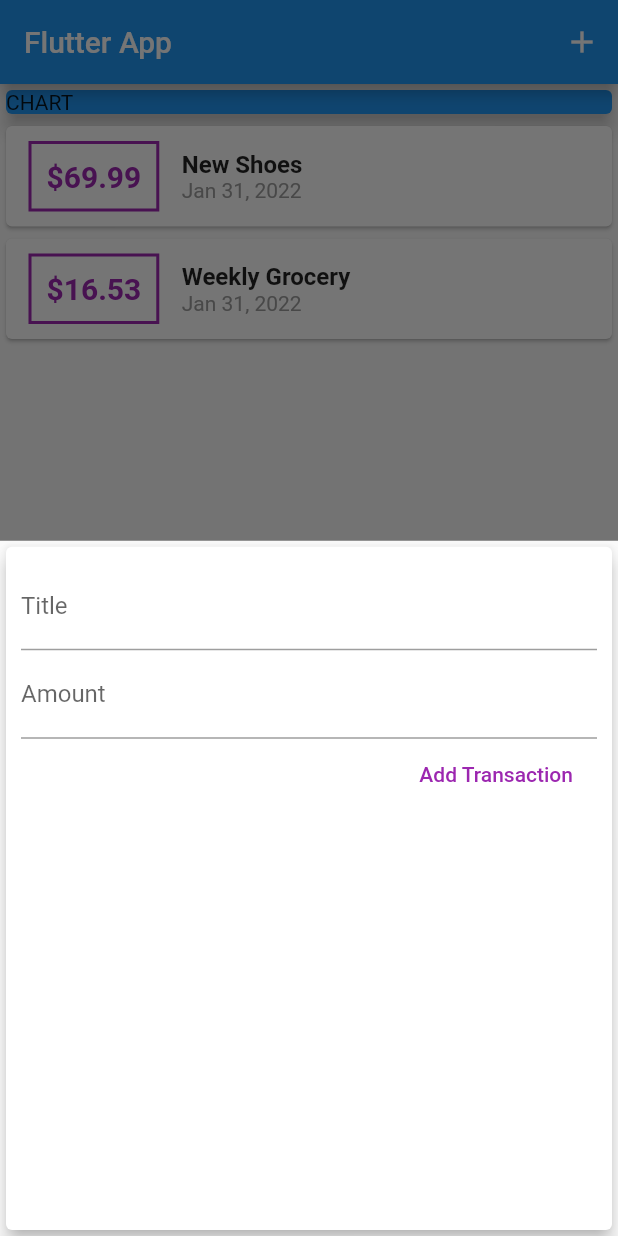
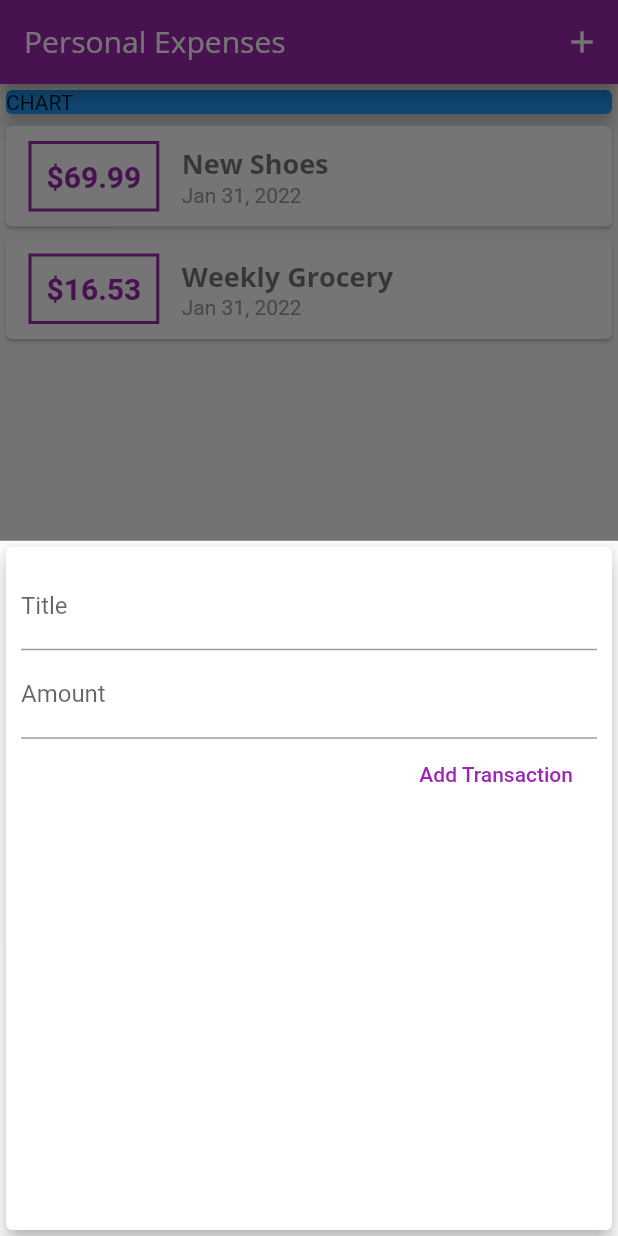
Before and after one commit to kevkev300/flutter_udemy_expense_planner, a Flutter app: the screen it shows after launch, after a tap on the "add" icon, on a phone screen of 412 x 824 dp. Run offline on Flutter 3.47's test engine with Material 2 defaults, Android fonts, the light colour scheme and no system bars.

Commit message:
until Quiz 9

```diff
--- a/lib/main.dart
+++ b/lib/main.dart
@@ -10,7 +10,25 @@
   @override
   Widget build(BuildContext context) {
     return MaterialApp(
-      title: 'Flutter App',
+      title: 'Personal Expenses',
+      theme: ThemeData(
+        primarySwatch: Colors.purple,
+        accentColor: Colors.amber,
+        fontFamily: 'Quicksand',
+        textTheme: ThemeData.light().textTheme.copyWith(
+              headline1: const TextStyle(
+                fontFamily: 'OpenSans',
+                fontWeight: FontWeight.bold,
+                fontSize: 18,
+              ),
+            ),
+        appBarTheme: const AppBarTheme(
+          titleTextStyle: TextStyle(
+            fontFamily: 'OpenSans',
+            fontSize: 20,
+          ),
+        ),
+      ),
       home: MyHomePage(),
     );
   }
@@ -66,7 +84,7 @@
   Widget build(BuildContext context) {
     return Scaffold(
       appBar: AppBar(
-        title: const Text('Flutter App'),
+        title: const Text('Personal Expenses'),
         actions: <Widget>[
           IconButton(
             icon: Icon(Icons.add),
--- a/lib/widgets/new_transaction.dart
+++ b/lib/widgets/new_transaction.dart
@@ -52,7 +52,7 @@ class _NewTransactionState extends State<NewTransaction> {
             ),
             FlatButton(
               child: const Text('Add Transaction'),
-              textColor: Colors.purple,
+              textColor: Theme.of(context).primaryColor,
               onPressed: submitData,
             )
           ],
--- a/lib/widgets/transaction_list.dart
+++ b/lib/widgets/transaction_list.dart
@@ -25,28 +25,27 @@ class TransactionList extends StatelessWidget {
                   ),
                   decoration: BoxDecoration(
                     border: Border.all(
-                      color: Colors.purple,
+                      color: Theme.of(context).primaryColor,
                       width: 2,
                     ),
                   ),
                   padding: const EdgeInsets.all(10),
                   child: Text(
                     '\$${transactions[index].amount.toStringAsFixed(2)}',
-                    style: const TextStyle(
+                    style: TextStyle(
                       fontWeight: FontWeight.bold,
                       fontSize: 20,
-                      color: Colors.purple,
+                      color: Theme.of(context).primaryColor,
                     ),
                   ),
                 ),
                 Column(
                   crossAxisAlignment: CrossAxisAlignment.start,
                   children: <Widget>[
-                    Text(transactions[index].title,
-                        style: const TextStyle(
-                          fontWeight: FontWeight.bold,
-                          fontSize: 16,
-                        )),
+                    Text(
+                      transactions[index].title,
+                      style: Theme.of(context).textTheme.headline1,
+                    ),
                     Text(
                       DateFormat.yMMMd().format(transactions[index].date),
                       style: const TextStyle(
```
Also changed, not shown: pubspec.yaml (+12 -11 lines), assets/fonts/OpenSans-Bold.ttf (added), assets/fonts/OpenSans-Regular.ttf (added), assets/fonts/Quicksand-Bold.ttf (added), assets/fonts/Quicksand-Regular.ttf (added).
